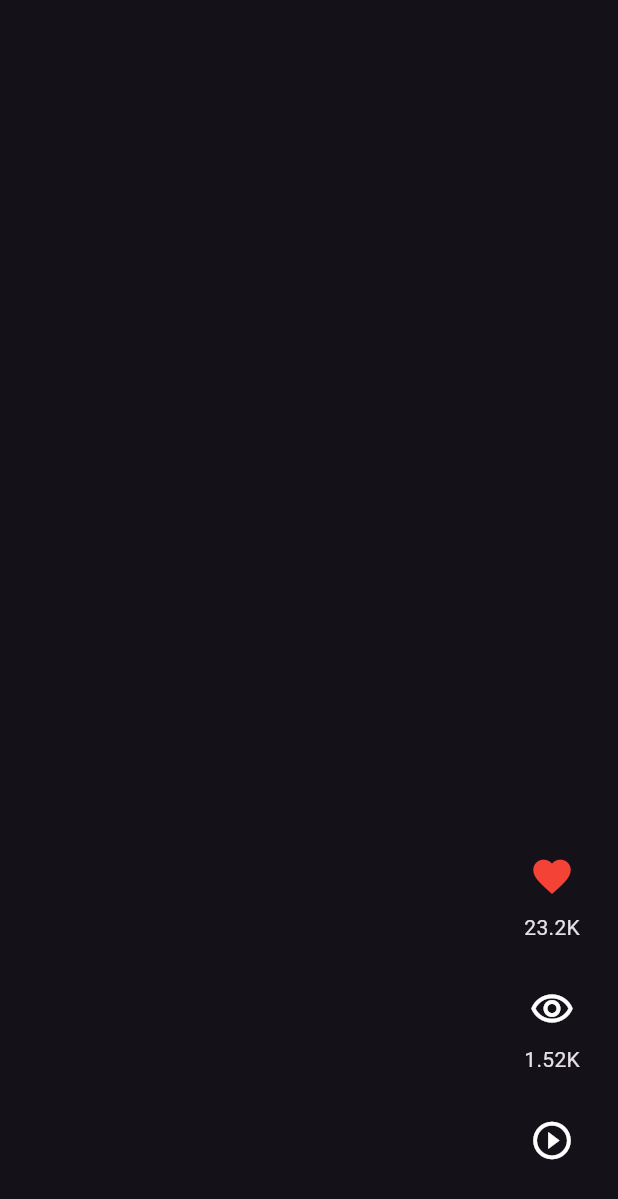
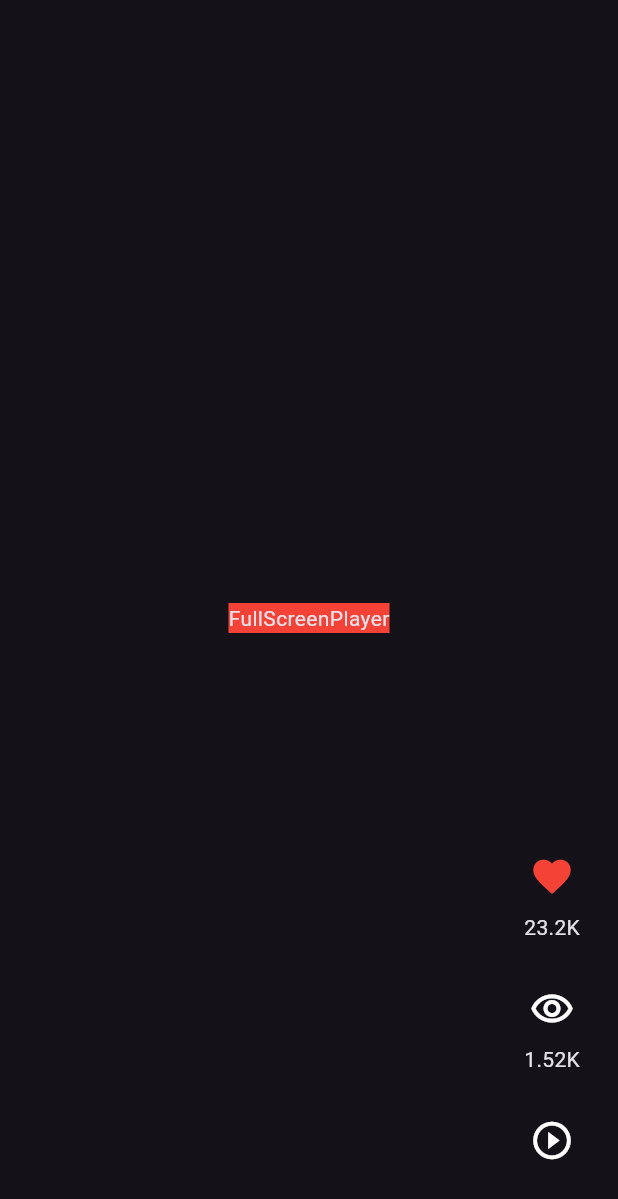
Before and after one commit to josenoguera-94/flutter_learning, a Flutter app: the screen it shows after launch, on a phone screen of 412 x 824 dp. Shown: the top 1199 px of the screen. Run offline on Flutter 3.47's test engine with Material 3 defaults, Android fonts, the phone set to English and light mode, and no system bars; our stand-ins replace animate_do, dio.

Commit message:
cource(toktik): video player

```diff
--- a/toktik_videos/lib/widgets/shared/video_scrollable_view.dart
+++ b/toktik_videos/lib/widgets/shared/video_scrollable_view.dart
@@ -3,6 +3,7 @@
 import 'package:flutter/material.dart';
 import 'package:toktik_videos/entities/video_post.dart';
 import 'package:toktik_videos/widgets/shared/video_buttons.dart';
+import 'package:toktik_videos/widgets/video/full_screen_player.dart';
 
 
 class VideoScrollableView extends StatelessWidget {
@@ -41,6 +42,15 @@ class VideoScrollableView extends StatelessWidget {
           children: [
             // video player + gradiente
 
+            SizedBox.expand(
+              // width: double.infinity,
+              // height: double.infinity,
+              child: FullScreenPlayer(
+                videoUrl: videoPost.videoUrl,
+                caption: videoPost.name,
+              ),
+            ),
+
             // botones
             Positioned( // Positioned es un widget que permite posicionar un widget en un Stack
               bottom: 40,
--- /dev/null
+++ b/toktik_videos/lib/widgets/video/full_screen_player.dart
@@ -0,0 +1,26 @@
+import 'package:flutter/material.dart'; // importM
+
+
+class FullScreenPlayer extends StatelessWidget {
+
+  final String videoUrl;
+  final String caption;
+
+  const FullScreenPlayer({
+    super.key,
+    required this.videoUrl,
+    required this.caption
+    });
+
+  @override
+  Widget build(BuildContext context){
+    return Scaffold(
+      body: Center(
+        child: Container(
+          color: Colors.red,
+          child: const Text('FullScreenPlayer'),
+        ),
+      ),
+    );
+  }
+}
--- a/toktik_videos/pubspec.yaml
+++ b/toktik_videos/pubspec.yaml
@@ -33,6 +33,7 @@ dependencies:
   provider: ^6.1.2
   intl: ^0.19.0
   animate_do: ^3.3.4
+  video_player: ^2.8.6
 
 
   # The following adds the Cupertino Icons font to your application.
```
Also changed, not shown: toktik_videos/pubspec.lock, 3 other files.
